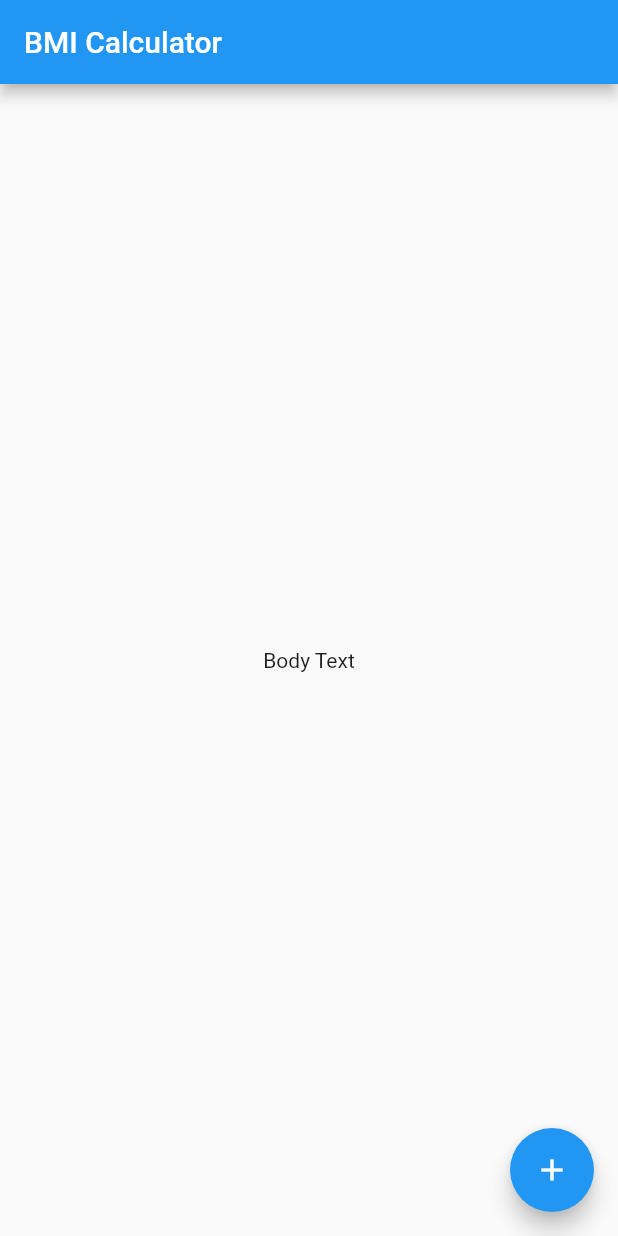
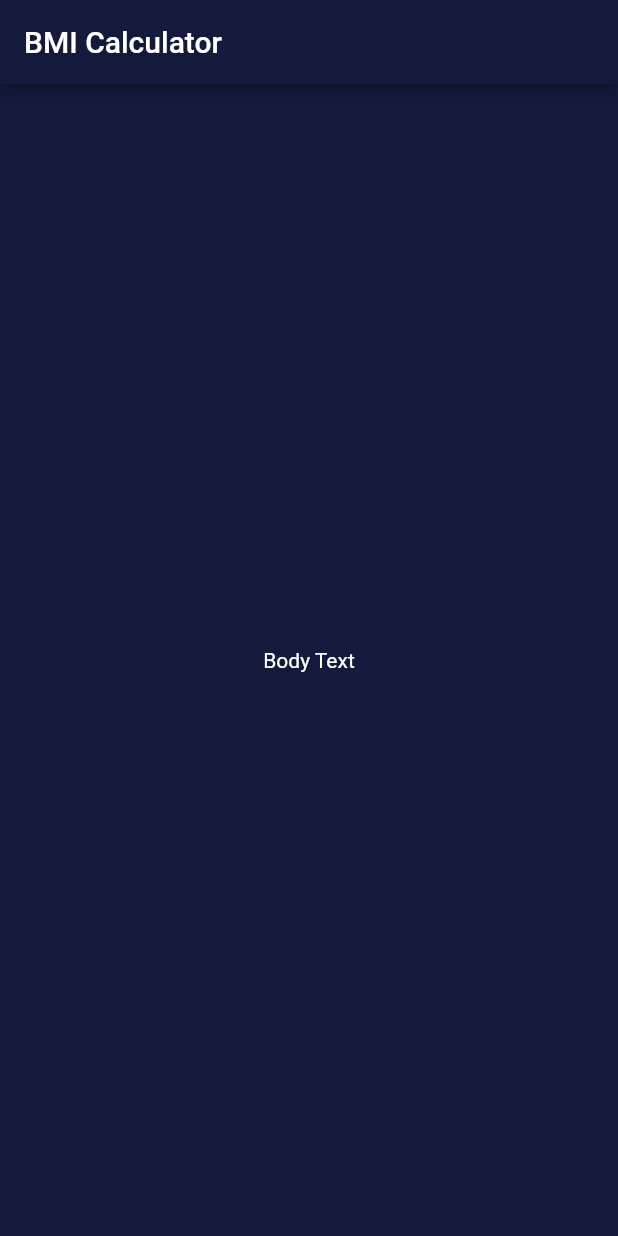
Before and after one commit to mayhim182/bmicalculatorapp, a Flutter app: the screen it shows after launch, on a phone screen of 412 x 824 dp. Run offline on Flutter 3.47's test engine with Material 2 defaults, Android fonts, the phone set to English and light mode, and no system bars.

Commit message:
second commit of the day

```diff
--- /dev/null
+++ b/lib/input_page.dart
@@ -0,0 +1,27 @@
+
+
+
+import 'package:flutter/cupertino.dart';
+import 'package:flutter/material.dart';
+
+class inputPage extends StatefulWidget {
+  // const inputPage({Key? key}) : super(key: key);
+
+  @override
+  State<inputPage> createState() => _inputPageState();
+}
+
+class _inputPageState extends State<inputPage> {
+  @override
+  Widget build(BuildContext context) {
+    return Scaffold(
+      appBar: AppBar(
+        title: Text('BMI Calculator'),
+        backgroundColor: Color(0XFF141A3B),
+      ),
+      body: Center(
+        child: Text('Body Text'),
+      ),
+    );
+  }
+}
--- a/lib/main.dart
+++ b/lib/main.dart
@@ -1,4 +1,6 @@
 import 'package:flutter/material.dart';
+
+import 'input_page.dart';
 
 void main() {
   runApp(BMICalculator());
@@ -9,33 +11,17 @@ class BMICalculator extends StatelessWidget {
 
   @override
   Widget build(BuildContext context) {
+    final ThemeData theme= ThemeData();
     return MaterialApp(
+        theme: ThemeData.dark().copyWith(
+
+            primaryColor: Color(0xFF141A3B),
+            // colorScheme: theme.colorScheme.copyWith(secondary: Colors.purple),
+            scaffoldBackgroundColor: Color(0XFF141A3B),
+            // textTheme: TextTheme(bodyMedium: TextStyle(color: Colors.white)),
+
+        ),
         home: inputPage(),
     );
   }
 }
-
-class inputPage extends StatefulWidget {
-  // const inputPage({Key? key}) : super(key: key);
-
-  @override
-  State<inputPage> createState() => _inputPageState();
-}
-
-class _inputPageState extends State<inputPage> {
-  @override
-  Widget build(BuildContext context) {
-    return Scaffold(
-      appBar: AppBar(
-        title: Text('BMI Calculator'),
-      ),
-      body: Center(
-        child: Text('Body Text'),
-      ),
-      floatingActionButton: FloatingActionButton(
-        child: Icon(Icons.add),
-        onPressed: (){},
-      ),
-    );
-  }
-}
```
